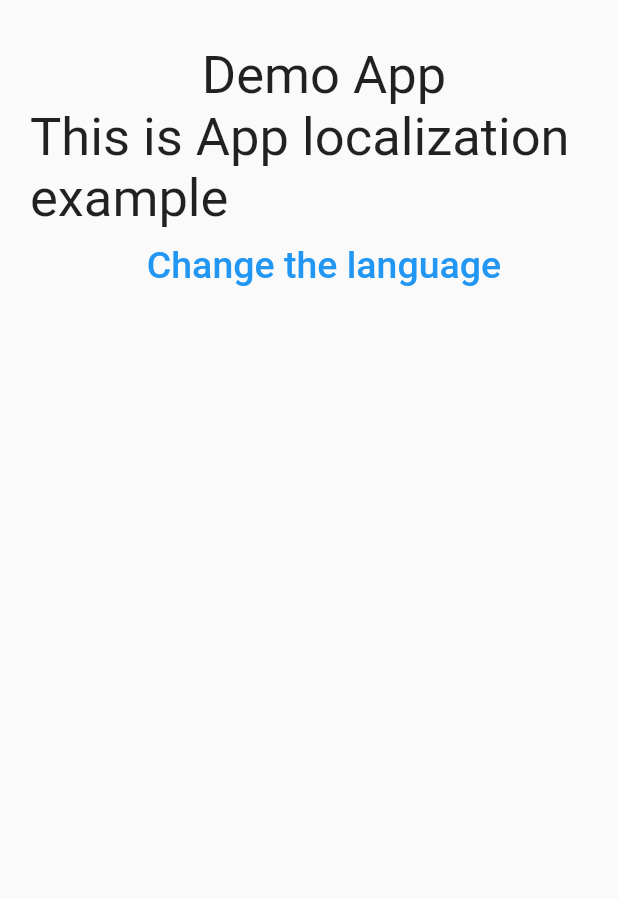
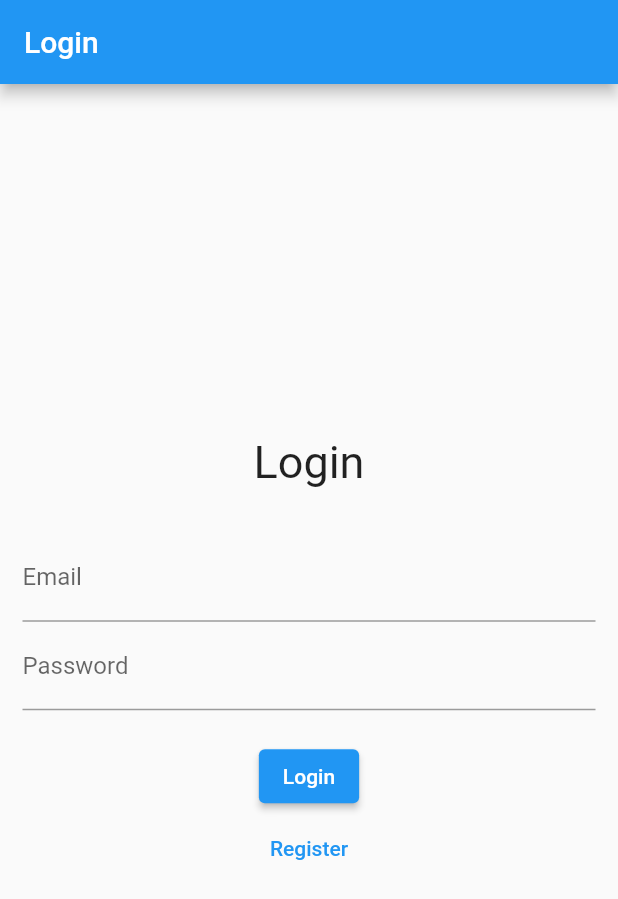
Before and after one commit to maharab12/flutter_widgets_and_more, a Flutter app: the screen it shows after launch, on a phone screen of 412 x 824 dp. Shown: the top 899 px of the screen. Run offline on Flutter 3.47's test engine with Material 2 defaults, Android fonts, the phone set to English and light mode, and no system bars; our stand-ins replace firebase_auth, firebase_core; accounts and stored records are empty.

Commit message:
flutter Auth with Email and pass with firebase atuh

```diff
--- a/lib/language/bangla.dart
+++ /dev/null
@@ -1,5 +0,0 @@
-Map<String, String> ban = {
-  "app_name": "অনুবাদ ",
-  "app_title": "এটি একটি অ্যাপ লোক্যালাইজেশন উদাহরণ",
-"button": "ভাষা পরিবর্তন করুন"
-};
--- a/lib/language/english.dart
+++ /dev/null
@@ -1,5 +0,0 @@
-Map<String,String>eng ={
-  "app_name":"Demo App",
-  "app_title":"This is App localization example",
-  "button":"Change the language"
-};
--- a/lib/languages.dart
+++ /dev/null
@@ -1,15 +0,0 @@
-import 'package:flutter/cupertino.dart';
-import 'package:get/get.dart';
-import 'package:untitled/language/bangla.dart';
-
-import 'language/english.dart';
-class languages extends Translations{
-  @override
-  // TODO: implement keys
-  Map<String, Map<String, String>> get keys => {
-    "en_us":eng,
-    "bn_BD":ban
-
-  };
-
-}
--- /dev/null
+++ b/lib/login.dart
@@ -0,0 +1,86 @@
+import 'package:firebase_auth/firebase_auth.dart';
+import 'package:flutter/material.dart';
+import 'home..dart';
+class LoginPage extends StatefulWidget {
+  @override
+  _LoginPageState createState() => _LoginPageState();
+}
+class _LoginPageState extends State<LoginPage> {
+  String email = "";
+  String password = "";
+  void _login() async {
+    try {
+      await FirebaseAuth.instance.signInWithEmailAndPassword(
+        email: email,
+        password: password,
+      );Navigator.push(
+        context,
+        MaterialPageRoute(builder: (context) => HomePage()),
+      );
+    } catch (e) {
+      print("Login error: $e");
+    }}
+  void _register() async {
+    try {
+      await FirebaseAuth.instance.createUserWithEmailAndPassword(
+        email: email,
+        password: password,
+      );
+      Navigator.push(
+        context,
+        MaterialPageRoute(builder: (context) => HomePage()),
+      );
+    } catch (e) {
+      print("Registration error: $e");}}
+  @override
+  Widget build(BuildContext context) {
+    return Scaffold(
+      appBar: AppBar(
+        title: Text("Login"),
+      ),
+      body: Center(
+        child: Padding(
+          padding: EdgeInsets.all(15),
+          child: Column(
+            mainAxisAlignment: MainAxisAlignment.center,
+            children: [
+              Text(
+                "Login",
+                style: TextStyle(
+                  fontSize: 30,
+                ),
+              ),
+              SizedBox(
+                height: 30,
+              ),
+              TextFormField(
+                decoration: InputDecoration(labelText: "Email"),
+                onChanged: (value) {
+                  setState(() {
+                    email = value;});},),
+              TextFormField(
+                decoration: InputDecoration(labelText: "Password"),
+                onChanged: (value) {
+                  setState(() {
+                    password = value;});},),
+              SizedBox(
+                height: 20,
+              ),
+              ElevatedButton(
+                onPressed: () {
+                  _login();},
+                child: Text("Login"),
+              ),
+              TextButton(
+                onPressed: () {
+                  _register();
+                },
+                child: Text("Register"),
+              ),
+            ],
+          ),
+        ),
+      ),
+    );
+  }
+}
--- a/lib/main.dart
+++ b/lib/main.dart
@@ -1,54 +1,20 @@
+import 'package:firebase_core/firebase_core.dart';
 import 'package:flutter/material.dart';
-import 'package:get/get.dart';
-import 'package:untitled/languages.dart';
 
-void main() => runApp(Myapp());
+import 'login.dart'; // Replace 'your_app_name' with your actual app name
 
-class Myapp extends StatelessWidget {
-  Myapp({Key? key}) : super(key: key);
+void main() async {
+  WidgetsFlutterBinding.ensureInitialized();
+  await Firebase.initializeApp();
+  runApp(MyApp());
+}
 
+class MyApp extends StatelessWidget {
   @override
   Widget build(BuildContext context) {
-    return GetMaterialApp(
-      translations: languages(),
-      locale: Locale("bn_BD", "bn"),
-      fallbackLocale: Locale("en", "us"),
-      home: Hi(),
+    return MaterialApp(
+      title: "Flutter Demo",
+      home: LoginPage(),
     );
   }
 }
-
-class Hi extends StatelessWidget {
-  Hi({Key? key});
-
-  void changeLanguage() {
-    var currentLocale = Get.locale;
-    if (currentLocale == Locale("bn_BD", "bn")) {
-      Get.updateLocale(Locale("en", "us"));
-    } else {
-      Get.updateLocale(Locale("bn_BD", "bn"));
-    }
-  }
-
-  @override
-  Widget build(BuildContext context) {
-    return Scaffold(
-      body: Padding(
-        padding: EdgeInsets.only(top: 30, left: 20),
-        child: Column(
-          crossAxisAlignment: CrossAxisAlignment.center,
-          children: [
-            Text("app_name".tr, style: TextStyle(fontSize: 35)),
-            Text("app_title".tr, style: TextStyle(fontSize: 35)),
-            TextButton(
-              onPressed: () {
-                changeLanguage();
-              },
-              child: Text("button".tr, style: TextStyle(fontSize: 25)),
-            )
-          ],
-        ),
-      ),
-    );
-  }
-}
--- a/pubspec.yaml
+++ b/pubspec.yaml
@@ -28,8 +28,8 @@ environment:
 # the latest version available on pub.dev. To see which dependencies have newer
 # versions available, run `flutter pub outdated`.
 dependencies:
-  flutter_launcher_icons: ^0.13.1
-  get: ^4.6.6
+  firebase_core: ^2.17.0
+  firebase_auth: ^4.10.1
   flutter:
     sdk: flutter
 flutter_launcher_icons:
```
Also changed, not shown: lib/home..dart (added, +28 -0 lines), lib/home.dart (deleted), 1 other file.
